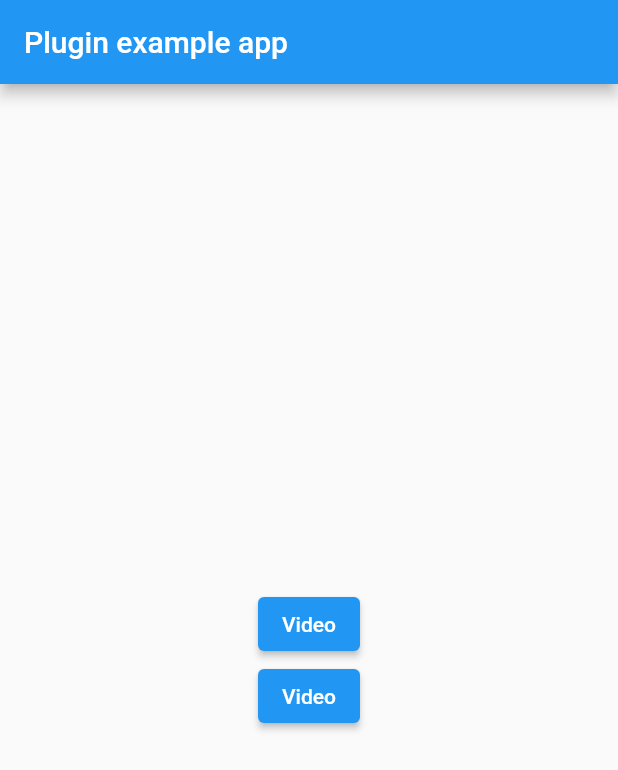
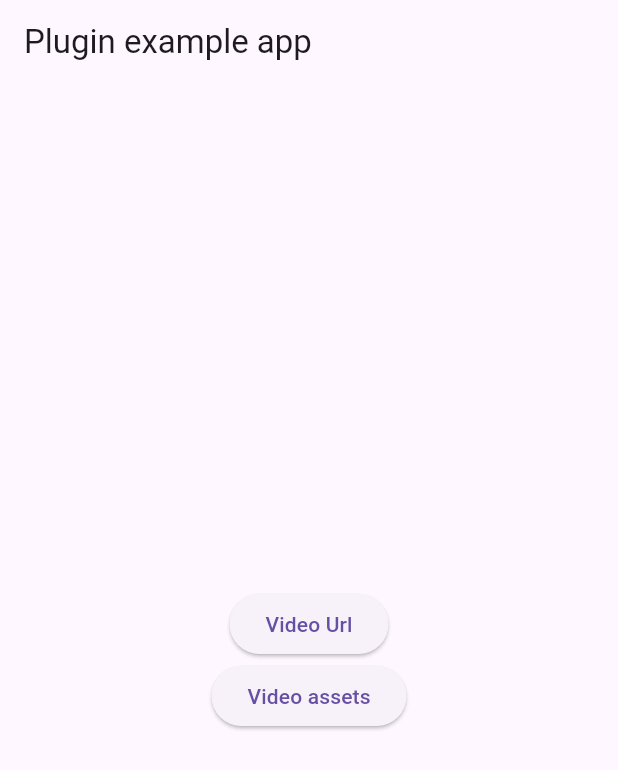
Before and after one commit to dgcvn-calcifer/dnl_ios_airplay, a Flutter app: the screen it shows after launch, on a phone screen of 412 x 824 dp. Shown: the top 770 px of the screen. Run offline on Flutter 3.47's test engine with Material 2 defaults, Android fonts, the phone set to English and light mode, and no system bars; our stand-ins replace plugin_platform_interface.

Commit message:
Fix some issue

```diff
--- a/example/lib/main.dart
+++ b/example/lib/main.dart
@@ -23,6 +23,8 @@ class _MyAppState extends State<MyApp> {
   @override
   Widget build(BuildContext context) {
     return MaterialApp(
+      themeMode: ThemeMode.system,
+      theme: ThemeData(useMaterial3: true),
       home: Scaffold(
         appBar: AppBar(
           title: const Text('Plugin example app'),
@@ -37,14 +39,14 @@ class _MyAppState extends State<MyApp> {
                   await FlutterIosAirplay.url(
                       url: 'https://themonstersapp.com/americano.mp4');
                 },
-                child: const Text('Video'),
+                child: const Text('Video Url'),
               ),
               ElevatedButton(
                 onPressed: () async {
                   await FlutterIosAirplay.assets(
                       assets: 'assets/americano.mp4');
                 },
-                child: const Text('Video'),
+                child: const Text('Video assets'),
               ),
             ],
           ),
--- a/example/pubspec.yaml
+++ b/example/pubspec.yaml
@@ -54,7 +54,6 @@ flutter:
   # To add assets to your application, add an assets section, like this:
   assets:
     - assets/americano.mp4
-  #   - images/a_dot_ham.jpeg
 
   # An image asset can refer to one or more resolution-specific "variants", see
   # https://flutter.dev/assets-and-images/#resolution-aware
```
Also changed, not shown: pubspec.yaml (+0 -9 lines), 1 other file.
